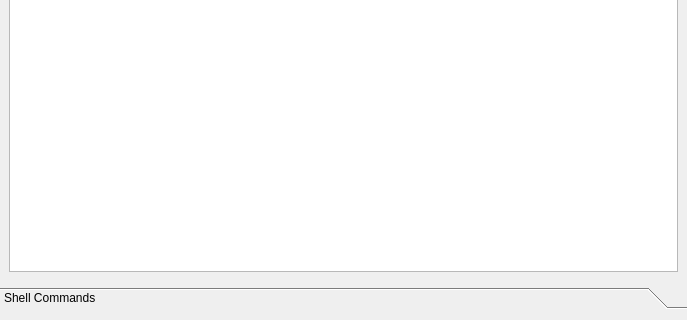
Qt form src/vorta/assets/UI/scheduletab.ui (borgbase/vorta) before a commit; both pictures show x 0 to 687 and y 224 to 544 of the 687 by 544 pixel window.
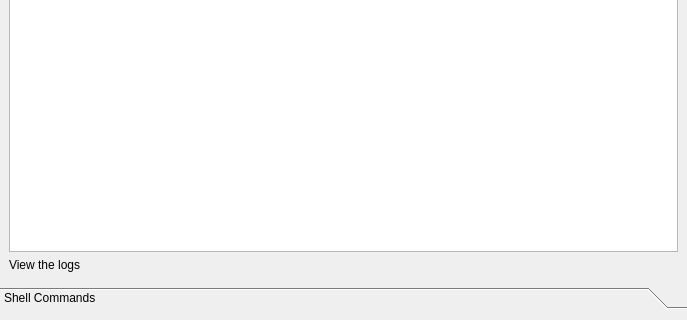
The same form after that commit. The open tabs and pages were chosen to show the change.

Commit message: log link moved from abouttab to logs in schedule

Diff of the .ui file:
```diff
--- a/src/vorta/assets/UI/scheduletab.ui
+++ b/src/vorta/assets/UI/scheduletab.ui
@@ -626,6 +626,19 @@
          </column>
         </widget>
        </item>
+       <item row="2" column="0">
+    <widget class="QLabel" name="logLink">
+        <property name="text">
+            <string>&lt;html&gt;&lt;head/&gt;&lt;body&gt;&lt;p&gt;&lt;a href=&quot;file:///&quot;&gt;&lt;span style=&quot; text-decoration: underline; color:#0984e3;&quot;&gt;View the logs&lt;/span&gt;&lt;/a&gt;&lt;/p&gt;&lt;/body&gt;&lt;/html&gt;</string>
+        </property>
+        <property name="indent">
+            <number>0</number>
+        </property>
+        <property name="openExternalLinks">
+            <bool>true</bool>
+        </property>
+    </widget>
+</item>
       </layout>
      </widget>
      <widget class="QWidget" name="page_3">
```
The commit also changes 3 other files.
